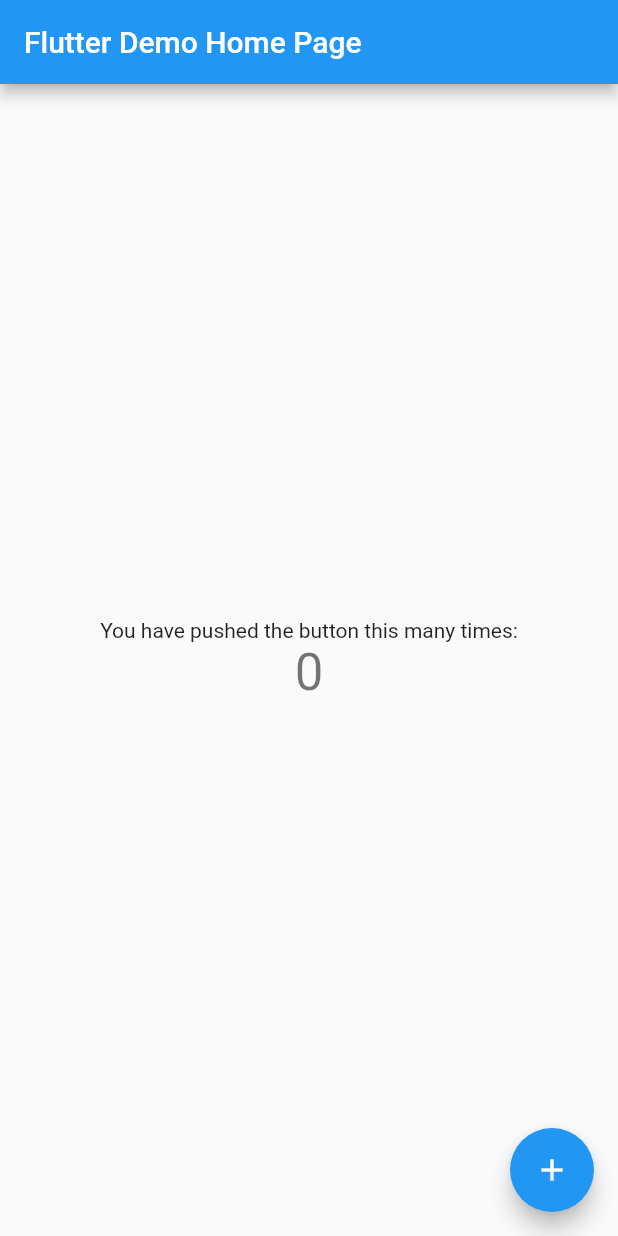
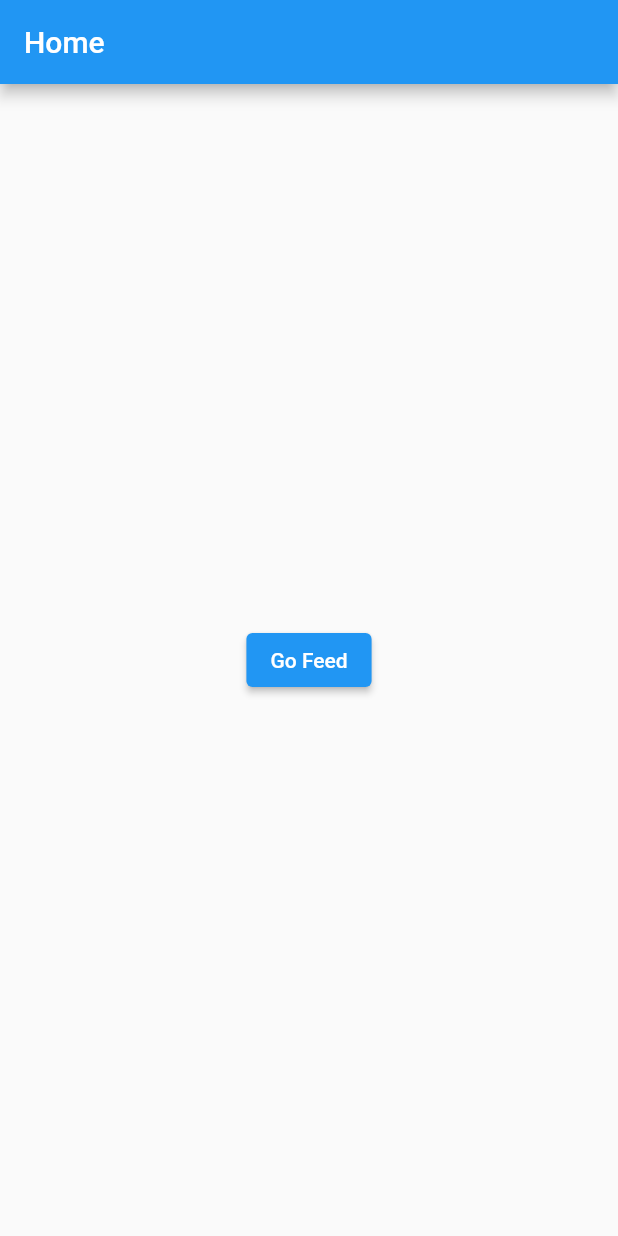
Before and after one commit to rc-code-jp/media_feed_app, a Flutter app: the screen it shows after launch, on a phone screen of 412 x 824 dp. Run offline on Flutter 3.47's test engine with Material 2 defaults, Android fonts, the phone set to English and light mode, and no system bars; our stand-ins replace flutter_riverpod, go_router.

Commit message:
ざっくりフォルダ構成

```diff
--- a/lib/main.dart
+++ b/lib/main.dart
@@ -1,115 +1,26 @@
 import 'package:flutter/material.dart';
+import 'package:flutter_riverpod/flutter_riverpod.dart';
+import 'package:media_feed_app/router/index.dart';
 
 void main() {
-  runApp(const MyApp());
+  runApp(
+    const ProviderScope(
+      child: MyApp(),
+    ),
+  );
 }
 
 class MyApp extends StatelessWidget {
   const MyApp({super.key});
 
-  // This widget is the root of your application.
   @override
   Widget build(BuildContext context) {
-    return MaterialApp(
-      title: 'Flutter Demo',
+    return MaterialApp.router(
+      title: 'Media Feed App',
       theme: ThemeData(
-        // This is the theme of your application.
-        //
-        // Try running your application with "flutter run". You'll see the
-        // application has a blue toolbar. Then, without quitting the app, try
-        // changing the primarySwatch below to Colors.green and then invoke
-        // "hot reload" (press "r" in the console where you ran "flutter run",
-        // or simply save your changes to "hot reload" in a Flutter IDE).
-        // Notice that the counter didn't reset back to zero; the application
-        // is not restarted.
         primarySwatch: Colors.blue,
       ),
-      home: const MyHomePage(title: 'Flutter Demo Home Page'),
+      routerConfig: router,
     );
   }
 }
-
-class MyHomePage extends StatefulWidget {
-  const MyHomePage({super.key, required this.title});
-
-  // This widget is the home page of your application. It is stateful, meaning
-  // that it has a State object (defined below) that contains fields that affect
-  // how it looks.
-
-  // This class is the configuration for the state. It holds the values (in this
-  // case the title) provided by the parent (in this case the App widget) and
-  // used by the build method of the State. Fields in a Widget subclass are
-  // always marked "final".
-
-  final String title;
-
-  @override
-  State<MyHomePage> createState() => _MyHomePageState();
-}
-
-class _MyHomePageState extends State<MyHomePage> {
-  int _counter = 0;
-
-  void _incrementCounter() {
-    setState(() {
-      // This call to setState tells the Flutter framework that something has
-      // changed in this State, which causes it to rerun the build method below
-      // so that the display can reflect the updated values. If we changed
-      // _counter without calling setState(), then the build method would not be
-      // called again, and so nothing would appear to happen.
-      _counter++;
-    });
-  }
-
-  @override
-  Widget build(BuildContext context) {
-    // This method is rerun every time setState is called, for instance as done
-    // by the _incrementCounter method above.
-    //
-    // The Flutter framework has been optimized to make rerunning build methods
-    // fast, so that you can just rebuild anything that needs updating rather
-    // than having to individually change instances of widgets.
-    return Scaffold(
-      appBar: AppBar(
-        // Here we take the value from the MyHomePage object that was created by
-        // the App.build method, and use it to set our appbar title.
-        title: Text(widget.title),
-      ),
-      body: Center(
-        // Center is a layout widget. It takes a single child and positions it
-        // in the middle of the parent.
-        child: Column(
-          // Column is also a layout widget. It takes a list of children and
-          // arranges them vertically. By default, it sizes itself to fit its
-          // children horizontally, and tries to be as tall as its parent.
-          //
-          // Invoke "debug painting" (press "p" in the console, choose the
-          // "Toggle Debug Paint" action from the Flutter Inspector in Android
-          // Studio, or the "Toggle Debug Paint" command in Visual Studio Code)
-          // to see the wireframe for each widget.
-          //
-          // Column has various properties to control how it sizes itself and
-          // how it positions its children. Here we use mainAxisAlignment to
-          // center the children vertically; the main axis here is the vertical
-          // axis because Columns are vertical (the cross axis would be
-          // horizontal).
-          mainAxisAlignment: MainAxisAlignment.center,
-          children: <Widget>[
-            const Text(
-              'You have pushed the button this many times:',
-            ),
-            Text(
-              '$_counter',
-              style: Theme.of(context).textTheme.headlineMedium,
-            ),
-          ],
-        ),
-      ),
-      floatingActionButton: FloatingActionButton(
-        onPressed: _incrementCounter,
-        tooltip: 'Increment',
-        child: const Icon(Icons.add),
-      ), // This trailing comma makes auto-formatting nicer for build methods.
-    );
-  }
-}
--- /dev/null
+++ b/lib/router/index.dart
@@ -0,0 +1,16 @@
+import 'package:go_router/go_router.dart';
+import 'package:media_feed_app/screens/feed.dart';
+import 'package:media_feed_app/screens/home.dart';
+
+final router = GoRouter(
+  routes: [
+    GoRoute(
+      path: '/',
+      builder: (context, state) => const HomeScreen(),
+    ),
+    GoRoute(
+      path: '/feed',
+      builder: (context, state) => const FeedScreen(),
+    ),
+  ],
+);
--- /dev/null
+++ b/lib/screens/home.dart
@@ -0,0 +1,23 @@
+import 'package:flutter/material.dart';
+import 'package:flutter_riverpod/flutter_riverpod.dart';
+import 'package:go_router/go_router.dart';
+
+class HomeScreen extends ConsumerWidget {
+  const HomeScreen({Key? key}) : super(key: key);
+
+  @override
+  Widget build(BuildContext context, WidgetRef ref) {
+    return Scaffold(
+      appBar: AppBar(
+        title: const Text('Home'),
+      ),
+      body: Center(
+          child: ElevatedButton(
+        onPressed: () {
+          context.go('/feed');
+        },
+        child: const Text('Go Feed'),
+      )),
+    );
+  }
+}
```
Also changed, not shown: lib/features/feed/models/feed_item.dart (added, +23 -0 lines), lib/features/feed/providers/feed_provider.dart (added, +15 -0 lines), lib/screens/feed.dart (added, +28 -0 lines), pubspec.yaml (+7 -0 lines), pubspec.lock, 6 other files.
